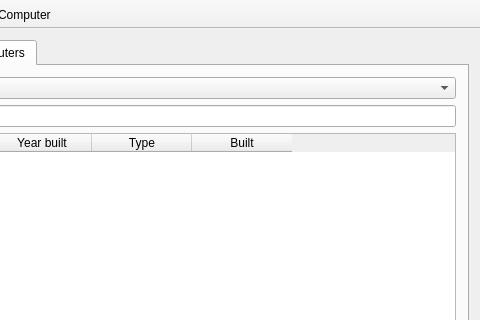
This is mainwindow.ui in VLN1-Hopur23/VLN1-Hopur23 as Qt 5 draws it before an edit; both pictures show x 133 to 613 and y 0 to 320 of the 613 by 525 pixel window. The edited form follows.
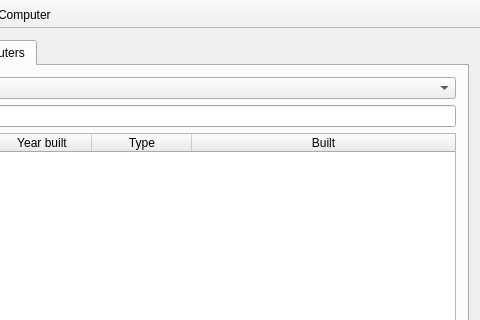
This is the edited form. The open tabs and pages were chosen to show the change. Icons and pictures are not drawn.

The edit to the form file:
```diff
--- a/mainwindow.ui
+++ b/mainwindow.ui
@@ -99,6 +99,9 @@
           <property name="sortingEnabled">
            <bool>true</bool>
           </property>
+          <attribute name="horizontalHeaderStretchLastSection">
+           <bool>true</bool>
+          </attribute>
           <column>
            <property name="text">
             <string>Name</string>
```
Left out of the diff: 9 changed lines with no effect on the pictures.
